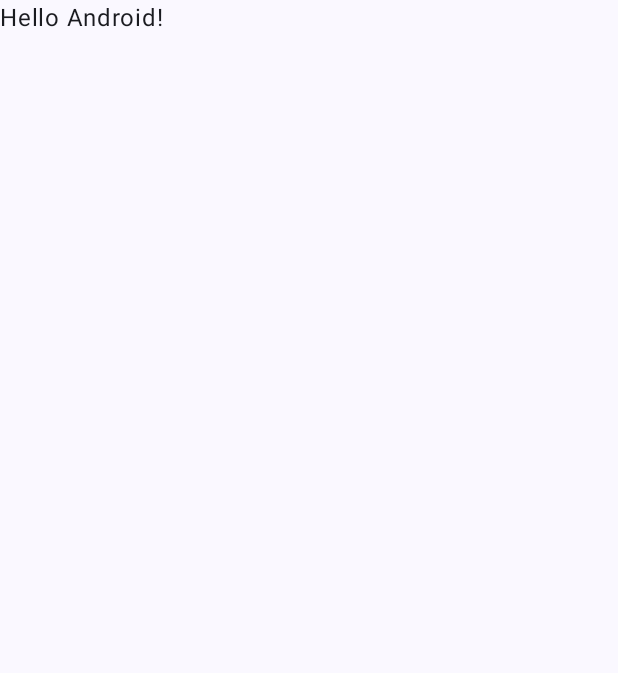
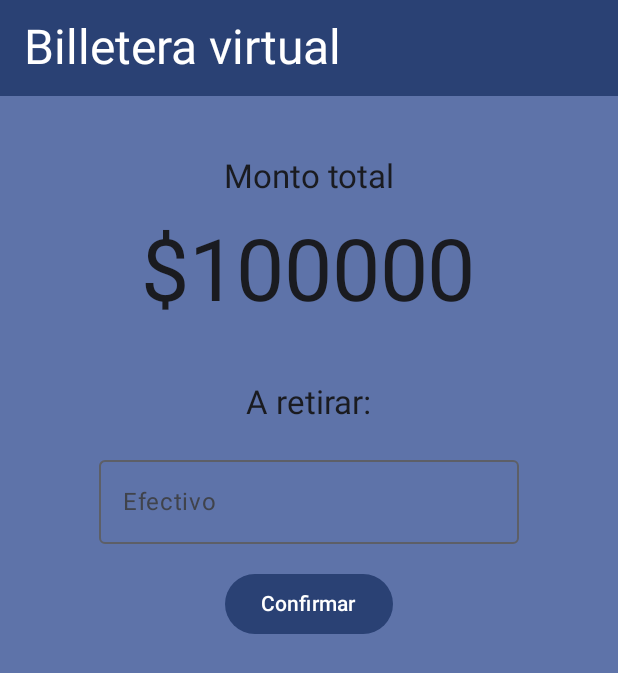
Before and after one commit to SebaViguie/primerParcial, an Android app built with Jetpack Compose: the screen it shows after launch (MainActivity), on a phone screen of 412 x 824 dp. Before the commit the part shown is almost empty. Shown: the top 673 px of the screen. Run offline under Robolectric (Android 15) with nearby library versions, the phone set to English and light mode, and no system bars.

Commit message:
Logica y vistas de billetera virtual

```diff
--- a/app/build.gradle.kts
+++ b/app/build.gradle.kts
@@ -49,6 +49,7 @@ dependencies {
     implementation(libs.androidx.ui.graphics)
     implementation(libs.androidx.ui.tooling.preview)
     implementation(libs.androidx.material3)
+    implementation(libs.androidx.navigation.compose)
     testImplementation(libs.junit)
     androidTestImplementation(libs.androidx.junit)
     androidTestImplementation(libs.androidx.espresso.core)
--- a/app/src/main/java/com/example/primerparcial/MainActivity.kt
+++ b/app/src/main/java/com/example/primerparcial/MainActivity.kt
@@ -4,13 +4,11 @@ import android.os.Bundle
 import androidx.activity.ComponentActivity
 import androidx.activity.compose.setContent
 import androidx.activity.enableEdgeToEdge
-import androidx.compose.foundation.layout.fillMaxSize
-import androidx.compose.foundation.layout.padding
-import androidx.compose.material3.Scaffold
-import androidx.compose.material3.Text
-import androidx.compose.runtime.Composable
-import androidx.compose.ui.Modifier
-import androidx.compose.ui.tooling.preview.Preview
+import androidx.compose.runtime.mutableIntStateOf
+import androidx.compose.runtime.remember
+import androidx.navigation.compose.NavHost
+import androidx.navigation.compose.composable
+import androidx.navigation.compose.rememberNavController
 import com.example.primerparcial.ui.theme.PrimerParcialTheme
 
 class MainActivity : ComponentActivity() {
@@ -19,29 +17,23 @@ class MainActivity : ComponentActivity() {
         enableEdgeToEdge()
         setContent {
             PrimerParcialTheme {
-                Scaffold(modifier = Modifier.fillMaxSize()) { innerPadding ->
-                    Greeting(
-                        name = "Android",
-                        modifier = Modifier.padding(innerPadding)
-                    )
+                val navController = rememberNavController()
+                val total = remember { mutableIntStateOf(100000) }
+
+                NavHost(
+                    navController = navController,
+                    startDestination = "inicio"
+                ) {
+                    composable(route = "inicio") {
+                        Inicio(navController, total)
+                    }
+
+                    composable(route = "comprobante/{monto}") {
+                        backStack -> val monto = backStack.arguments?.getString("monto")?.toInt()
+                        Comprobante(monto = monto)
+                    }
                 }
             }
         }
     }
 }
-
-@Composable
-fun Greeting(name: String, modifier: Modifier = Modifier) {
-    Text(
-        text = "Hello $name!",
-        modifier = modifier
-    )
-}
-
-@Preview(showBackground = true)
-@Composable
-fun GreetingPreview() {
-    PrimerParcialTheme {
-        Greeting("Android")
-    }
-}
--- /dev/null
+++ b/app/src/main/java/com/example/primerparcial/primeraVista.kt
@@ -0,0 +1,113 @@
+package com.example.primerparcial
+
+import androidx.compose.foundation.background
+import androidx.compose.foundation.layout.Column
+import androidx.compose.foundation.layout.Spacer
+import androidx.compose.foundation.layout.fillMaxSize
+import androidx.compose.foundation.layout.height
+import androidx.compose.foundation.layout.padding
+import androidx.compose.material3.Button
+import androidx.compose.material3.ExperimentalMaterial3Api
+import androidx.compose.material3.MaterialTheme
+import androidx.compose.material3.OutlinedTextField
+import androidx.compose.material3.Scaffold
+import androidx.compose.material3.Text
+import androidx.compose.material3.TopAppBar
+import androidx.compose.material3.TopAppBarDefaults
+import androidx.compose.runtime.Composable
+import androidx.compose.runtime.MutableState
+import androidx.compose.runtime.getValue
+import androidx.compose.runtime.mutableIntStateOf
+import androidx.compose.runtime.mutableStateOf
+import androidx.compose.runtime.remember
+import androidx.compose.runtime.setValue
+import androidx.compose.ui.Alignment
+import androidx.compose.ui.Modifier
+import androidx.compose.ui.tooling.preview.Preview
+import androidx.compose.ui.unit.dp
+import androidx.navigation.NavController
+import androidx.navigation.compose.rememberNavController
+import com.example.primerparcial.ui.theme.PrimerParcialTheme
+
+
+@OptIn(ExperimentalMaterial3Api::class)
+@Composable
+fun Inicio(navController: NavController, total: MutableState<Int>) {
+    Scaffold (
+        topBar = {
+            TopAppBar(
+                title = { Text(text = "Billetera virtual", style = MaterialTheme.typography.headlineLarge) },
+                colors = TopAppBarDefaults.topAppBarColors(
+                    containerColor = MaterialTheme.colorScheme.primary,
+                    titleContentColor = MaterialTheme.colorScheme.onPrimary
+                )
+            )
+        },
+        content = {paddingValues ->
+
+            var inputRetiro by remember { mutableStateOf("") }
+            var errorText by remember { mutableStateOf("") }
+
+            Column(modifier = Modifier
+                .fillMaxSize()
+                .padding(paddingValues)
+                .background(MaterialTheme.colorScheme.primaryContainer),
+                horizontalAlignment = Alignment.CenterHorizontally
+            )
+            {
+                Spacer(modifier = Modifier.height(40.dp))
+
+                Text(text = "Monto total", style = MaterialTheme.typography.titleLarge)
+
+                Spacer(modifier = Modifier.height(16.dp))
+
+                Text(text = "$${total.value}", style = MaterialTheme.typography.displayLarge)
+
+                Spacer(modifier = Modifier.height(40.dp))
+
+                Text(text = "A retirar:", style = MaterialTheme.typography.titleLarge)
+
+                Spacer(modifier = Modifier.height(16.dp))
+
+                OutlinedTextField(value = inputRetiro,
+                    label = { Text(text = "Efectivo") },
+                    onValueChange = {inputRetiro = it}
+                )
+
+                Spacer(modifier = Modifier.height(16.dp))
+
+                Button(onClick = {
+                    val monto = inputRetiro.toInt()
+
+                    if (monto <= total.value) {
+                        navController.navigate(route = "comprobante/$monto")
+                        total.value -= monto
+                    } else {
+                        errorText = "El monto a retirar no puede superar el total"
+                    }
+                })
+                {
+                    Text(text = "Confirmar")
+                }
+
+                Spacer(modifier = Modifier.height(16.dp))
+
+                if (errorText.isNotEmpty()) {
+                    Text(
+                        text = errorText,
+                        color = MaterialTheme.colorScheme.error,
+                        style = MaterialTheme.typography.bodyMedium
+                    )
+                }
+            }
+        }
+    )
+}
+
+@Preview(showBackground = true)
+@Composable
+fun InicioPreview() {
+    PrimerParcialTheme {
+        Inicio(navController = rememberNavController(), total = remember { mutableIntStateOf(100000) } )
+    }
+}
--- a/gradle/libs.versions.toml
+++ b/gradle/libs.versions.toml
@@ -8,6 +8,7 @@ espressoCore = "3.6.1"
 lifecycleRuntimeKtx = "2.8.7"
 activityCompose = "1.10.1"
 composeBom = "2024.09.00"
+navigationCompose = "2.8.9"
 
 [libraries]
 androidx-core-ktx = { group = "androidx.core", name = "core-ktx", version.ref = "coreKtx" }
@@ -24,6 +25,7 @@ androidx-ui-tooling-preview = { group = "androidx.compose.ui", name = "ui-toolin
 androidx-ui-test-manifest = { group = "androidx.compose.ui", name = "ui-test-manifest" }
 androidx-ui-test-junit4 = { group = "androidx.compose.ui", name = "ui-test-junit4" }
 androidx-material3 = { group = "androidx.compose.material3", name = "material3" }
+androidx-navigation-compose = { group = "androidx.navigation", name = "navigation-compose", version.ref = "navigationCompose" }
 
 [plugins]
 android-application = { id = "com.android.application", version.ref = "agp" }
```
Also changed, not shown: app/src/main/java/com/example/primerparcial/segundaVista.kt (added, +67 -0 lines).
